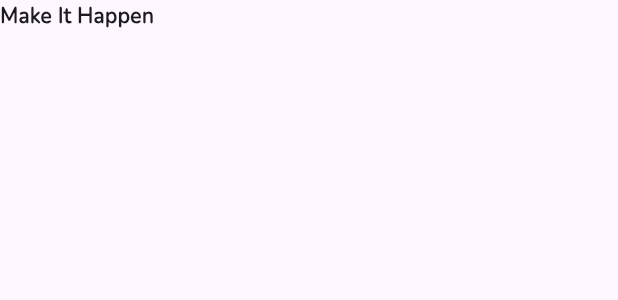
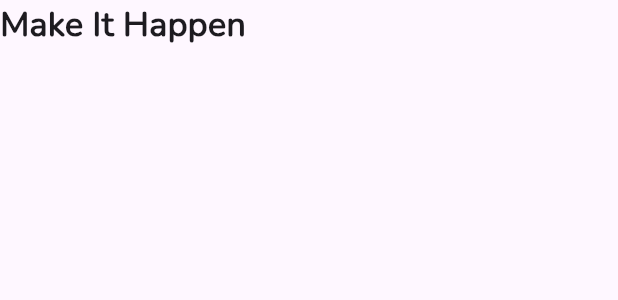
Before and after one commit to marwan0-0n/taska, a Flutter app: the AppbarTitles widget shown alone on an empty page, opened directly, on a phone screen of 412 x 824 dp. Shown: the top 300 px of the screen. Run offline on Flutter 3.47's test engine with Material 3 defaults, Android fonts, the phone set to English and light mode, and no system bars; our stand-ins replace awesome_dialog, firebase_auth, firebase_core, google_sign_in; accounts and stored records are empty.

Commit message:
appbar_titles responsive

```diff
--- a/lib/home_page_components/appbar_titles.dart
+++ b/lib/home_page_components/appbar_titles.dart
@@ -32,9 +32,13 @@ class _AppbarTitlesState extends State<AppbarTitles> {
 
   @override
   Widget build(BuildContext context) {
+    double screenWidth = MediaQuery.of(context).size.width;
     return Text(
       randomTitle,
-      style: const TextStyle(fontWeight: FontWeight.bold),
+      style: TextStyle(
+        fontWeight: FontWeight.bold,
+        fontSize: screenWidth * 0.055,
+      ),
     );
   }
 }
```
